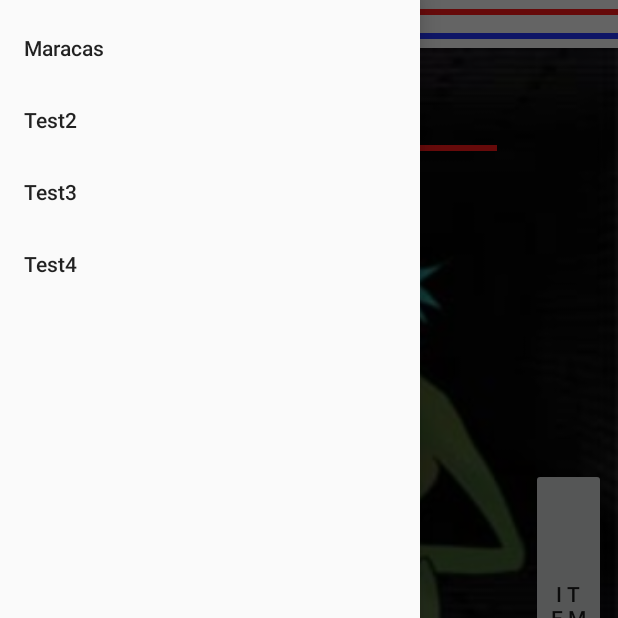
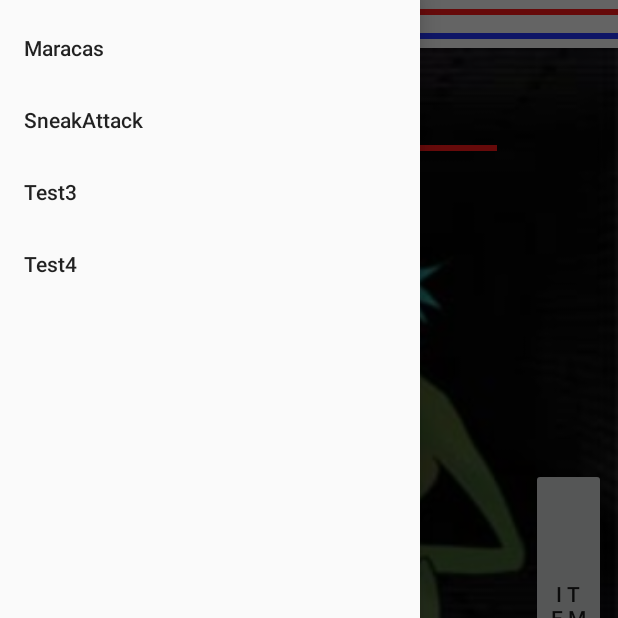
Before and after one commit to dallaires11/AndroidWithFriends, an Android app: the Combat screen opened directly, with no data from a screen before it, with the side drawer open, on a phone screen of 412 x 824 dp, the top half of it. Run offline under Robolectric (Android 15) with nearby library versions, the phone set to English and light mode, and no system bars.

Commit message:
Toujours pas fonctionnel, WORK IN PROGRESS :^)

```diff
--- a/AndroSIM/app/src/main/res/menu/drawer_left.xml
+++ b/AndroSIM/app/src/main/res/menu/drawer_left.xml
@@ -6,8 +6,7 @@
             android:title="Maracas" />
         <item
             android:id="@+id/nav_gallery"
-            android:title="Test2"
-            android:onClick="SneakAttack"/>
+            android:title="@string/menu_sneakattack"/>
         <item
             android:id="@+id/nav_slideshow"
             android:title="Test3" />
--- a/AndroSIM/app/src/main/res/values/strings.xml
+++ b/AndroSIM/app/src/main/res/values/strings.xml
@@ -15,4 +15,5 @@
     <string name="go_left">Go left</string>
     <string name="go_straight">Go straight</string>
     <string name="go_right">Go right</string>
+    <string name="menu_sneakattack">SneakAttack</string>
 </resources>
```
Also changed, not shown: AndroSIM/app/src/main/java/com/example/androsim/Combat.java (+7 -0 lines).
